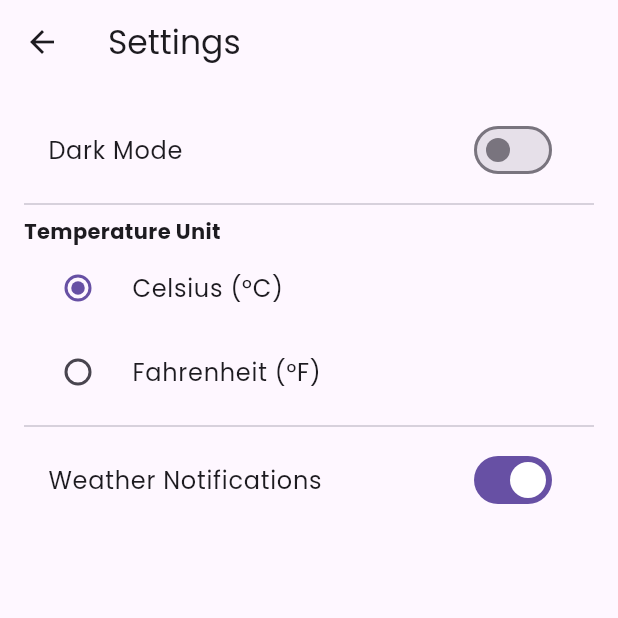
After one commit to MuhammadAbu-Bakr/Weather-App, a Flutter app: the SettingsScreen screen opened directly, on a phone screen of 412 x 824 dp, the top half of it. The commit adds this screen. Run offline on Flutter 3.47's test engine with Material 3 defaults, Android fonts, the phone set to English and light mode, and no system bars; our stand-ins replace flutter_dotenv, flutter_spinkit, geolocator, shared_preferences; missing offline and left inert: weather_app; accounts and stored records are empty; statements that could not run were skipped.

Commit message:
Implement main app structure with WeatherApp class and screens; remove old screen files

```diff
--- a/lib/app.dart
+++ b/lib/app.dart
@@ -0,0 +1,40 @@
+import 'package:flutter/material.dart';
+import 'package:weather_app/src/screens/home_screen.dart';
+import 'package:weather_app/src/screens/forecast_screen.dart';
+import 'package:weather_app/src/screens/settings_screen.dart';
+import 'package:weather_app/src/services/weather_repository.dart';
+
+class WeatherApp extends StatelessWidget {
+  final WeatherRepository weatherRepository;
+
+  const WeatherApp({Key? key, required this.weatherRepository}) : super(key: key);
+
+  @override
+  Widget build(BuildContext context) {
+    return MaterialApp(
+      title: 'Weather Forecast',
+      theme: ThemeData(
+        primarySwatch: Colors.blue,
+        fontFamily: 'Poppins',
+        appBarTheme: const AppBarTheme(
+          elevation: 0,
+          centerTitle: true,
+        ),
+      ),
+      darkTheme: ThemeData.dark().copyWith(
+        primaryColor: Colors.blue,
+        appBarTheme: const AppBarTheme(
+          elevation: 0,
+          centerTitle: true,
+        ),
+      ),
+      initialRoute: '/',
+      routes: {
+        '/': (context) => HomeScreen(weatherRepository: weatherRepository),
+        '/forecast': (context) => ForecastScreen(weatherRepository: weatherRepository),
+        '/settings': (context) => const SettingsScreen(),
+      },
+      debugShowCheckedModeBanner: false,
+    );
+  }
+}
--- /dev/null
+++ b/lib/screens/settings_screen.dart
@@ -0,0 +1,83 @@
+import 'package:flutter/material.dart';
+import 'package:shared_preferences/shared_preferences.dart';
+
+class SettingsScreen extends StatefulWidget {
+  const SettingsScreen({Key? key}) : super(key: key);
+
+  @override
+  _SettingsScreenState createState() => _SettingsScreenState();
+}
+
+class _SettingsScreenState extends State<SettingsScreen> {
+  bool _isDarkMode = false;
+  String _unitSystem = 'metric';
+  bool _notificationsEnabled = true;
+
+  @override
+  void initState() {
+    super.initState();
+    _loadSettings();
+  }
+
+  Future<void> _loadSettings() async {
+    final prefs = await SharedPreferences.getInstance();
+    setState(() {
+      _isDarkMode = prefs.getBool('darkMode') ?? false;
+      _unitSystem = prefs.getString('unitSystem') ?? 'metric';
+      _notificationsEnabled = prefs.getBool('notifications') ?? true;
+    });
+  }
+
+  Future<void> _saveSettings() async {
+    final prefs = await SharedPreferences.getInstance();
+    await prefs.setBool('darkMode', _isDarkMode);
+    await prefs.setString('unitSystem', _unitSystem);
+    await prefs.setBool('notifications', _notificationsEnabled);
+  }
+
+  @override
+  Widget build(BuildContext context) {
+    return Scaffold(
+      appBar: AppBar(
+        title: const Text('Settings'),
+        leading: IconButton(
+          icon: const Icon(Icons.arrow_back),
+          onPressed: () {
+            _saveSettings();
+            Navigator.pop(context);
+          },
+        ),
+      ),
+      body: ListView(
+        padding: const EdgeInsets.all(16.0),
+        children: [
+          SwitchListTile(
+            title: const Text('Dark Mode'),
+            value: _isDarkMode,
+            onChanged: (value) => setState(() => _isDarkMode = value),
+          ),
+          const Divider(),
+          const Text('Temperature Unit', style: TextStyle(fontWeight: FontWeight.bold)),
+          RadioListTile<String>(
+            title: const Text('Celsius (°C)'),
+            value: 'metric',
+            groupValue: _unitSystem,
+            onChanged: (value) => setState(() => _unitSystem = value!),
+          ),
+          RadioListTile<String>(
+            title: const Text('Fahrenheit (°F)'),
+            value: 'imperial',
+            groupValue: _unitSystem,
+            onChanged: (value) => setState(() => _unitSystem = value!),
+          ),
+          const Divider(),
+          SwitchListTile(
+            title: const Text('Weather Notifications'),
+            value: _notificationsEnabled,
+            onChanged: (value) => setState(() => _notificationsEnabled = value),
+          ),
+        ],
+      ),
+    );
+  }
+}
```
Also changed, not shown: lib/main.dart (+7 -0 lines), lib/screens/forecast_screen.dart (added, +72 -0 lines), lib/screens/home_screen.dart (added, +67 -0 lines), lib/display/forecast_screen.dart (deleted), lib/display/home_screen.dart (deleted), lib/display/settings_screen.dart (deleted).
